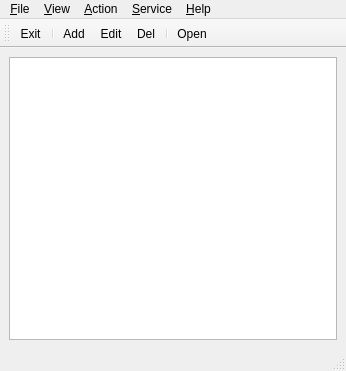
Old version of the form trunk/qrdc/ui/mainwindow.ui in the repository rgfernandes/qtdesktop.
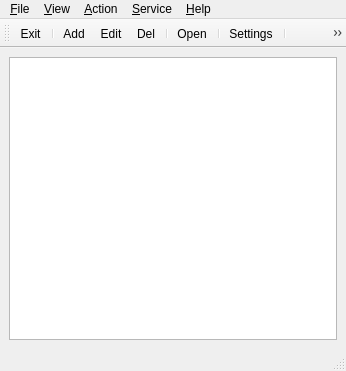
New version of the form. Icons and pictures are not drawn.

Commit message: qrdc: connection icon added

What changed in the file:
```diff
--- a/trunk/qrdc/ui/mainwindow.ui
+++ b/trunk/qrdc/ui/mainwindow.ui
@@ -104,6 +104,11 @@
    <addaction name="actionDel"/>
    <addaction name="separator"/>
    <addaction name="actionOpen"/>
+   <addaction name="separator"/>
+   <addaction name="actionSettings"/>
+   <addaction name="separator"/>
+   <addaction name="actionBackupDB"/>
+   <addaction name="actionRestoreDB"/>
   </widget>
   <action name="actionExit">
    <property name="icon">
```
Left out of the diff: 6 changed lines with no effect on the pictures. The commit also changes 2 other files.
